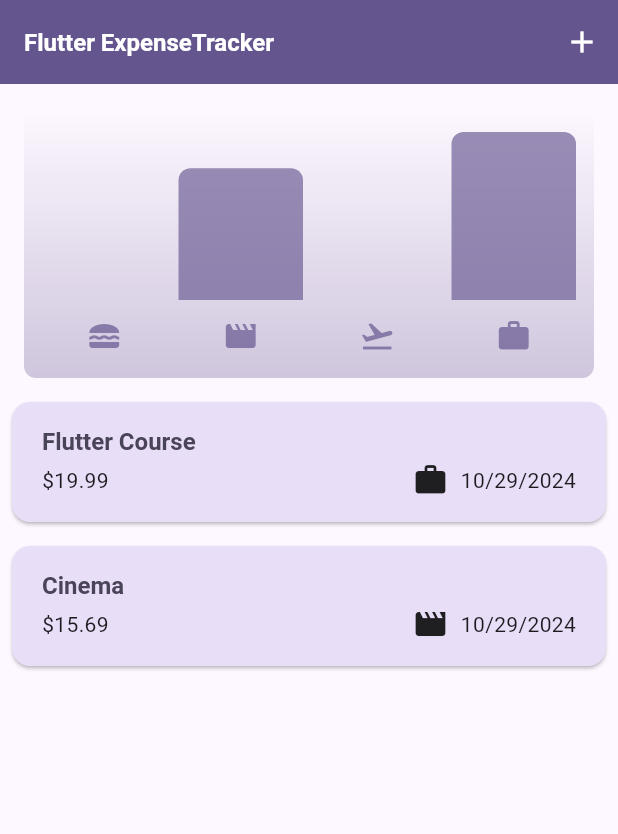
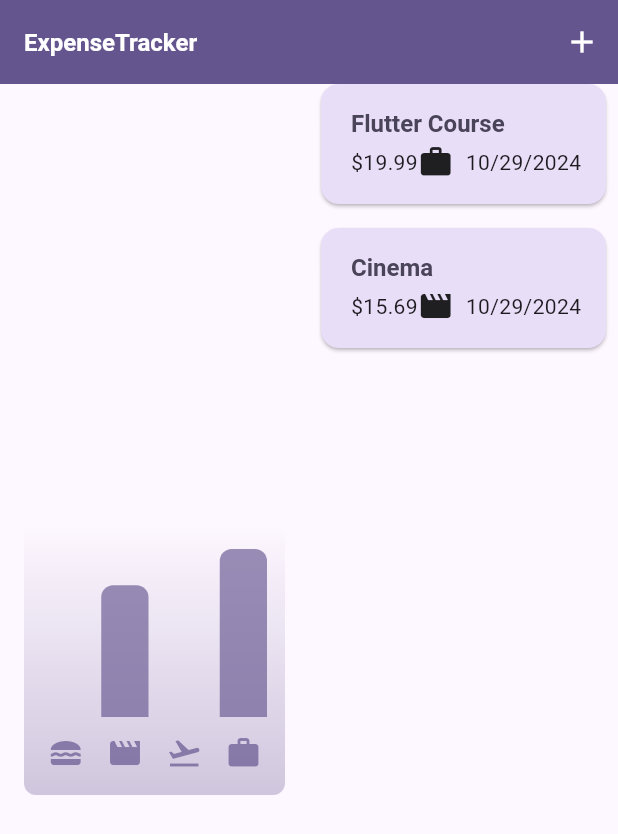
Before and after one commit to Shehab-Emad20/Expense_Tracker_App, a Flutter app: the screen it shows after launch, on a phone screen of 412 x 824 dp. Shown: the top 834 px of the screen. Run offline on Flutter 3.47's test engine with Material 3 defaults, Android fonts, the phone set to English and light mode, and no system bars.

Commit message:
Updating the UI based on the Available Spac

```diff
--- a/lib/widgets/expense_list/expenses.dart
+++ b/lib/widgets/expense_list/expenses.dart
@@ -67,6 +67,8 @@ class _ExpensesState extends State<Expenses> {
 
   @override
   Widget build(BuildContext context) {
+    final width = MediaQuery.of(context).size.height;
+
     Widget mainContent = const Center(
       child: Text('No expenses found. Start adding some!'),
     );
@@ -80,7 +82,7 @@ class _ExpensesState extends State<Expenses> {
 
     return Scaffold(
         appBar: AppBar(
-        title: const Text('Flutter ExpenseTracker'),
+          title: const Text('ExpenseTracker'),
           actions: [
             IconButton(
               onPressed: _openAddExpenseOverlay,
@@ -88,14 +90,22 @@ class _ExpensesState extends State<Expenses> {
             ),
           ],
         ),
-      body: Column(
+        body: width < 600
+            ? Column(
                 children: [
                   Chart(expenses: _registeredExpenses),
                   Expanded(
                     child: mainContent,
                   ),
                 ],
+              )
+            : Row(
+                children: [
+                  Expanded(child: Chart(expenses: _registeredExpenses)),
+                  Expanded(
+                    child: mainContent,
                   ),
-    );
+                ],
+              ));
   }
 }
```
Lines whose indentation alone changed are shown as unchanged.
